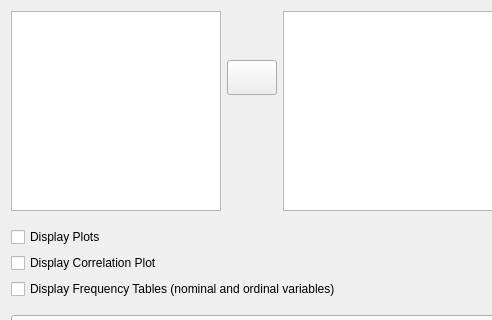
First picture: the form in JASP-Desktop/analysisforms/descriptivesform.ui, repository jasp-stats/jasp-desktop, before the edit; both pictures show x 0 to 492 and y 0 to 320 of the 643 by 1211 pixel window.
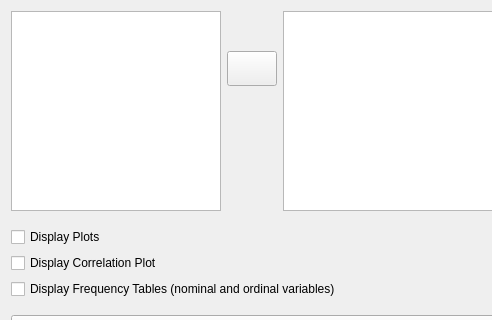
Second picture: the form after the edit. Custom widgets are drawn as their Qt base class.

What changed in the file:
```diff
--- a/JASP-Desktop/analysisforms/descriptivesform.ui
+++ b/JASP-Desktop/analysisforms/descriptivesform.ui
@@ -81,9 +81,15 @@
          <property name="leftMargin">
           <number>0</number>
          </property>
+         <property name="topMargin">
+          <number>0</number>
+         </property>
          <property name="rightMargin">
           <number>0</number>
          </property>
+         <property name="bottomMargin">
+          <number>0</number>
+         </property>
          <item row="4" column="0">
           <spacer name="verticalSpacer_4">
            <property name="orientation">
```
